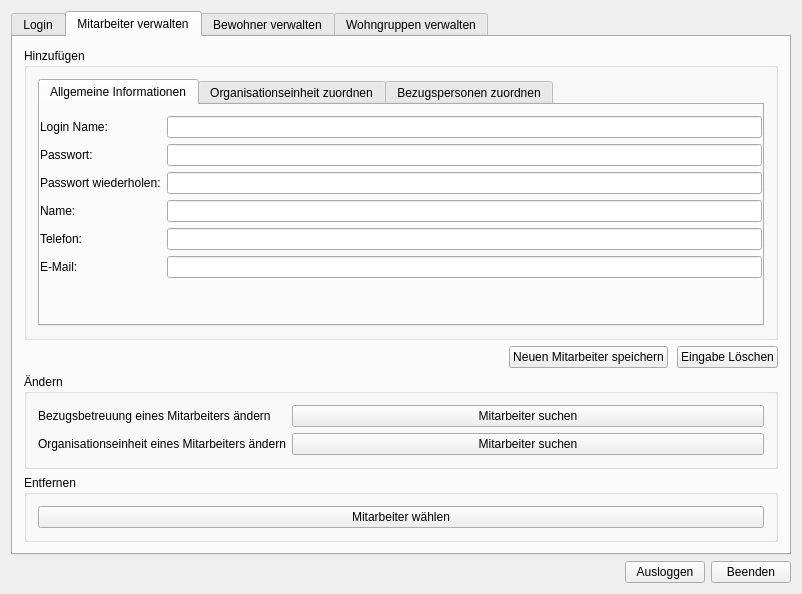
First picture: the form in AdminDialog/admindialog.ui, repository Robotregent/EBP, before the edit.
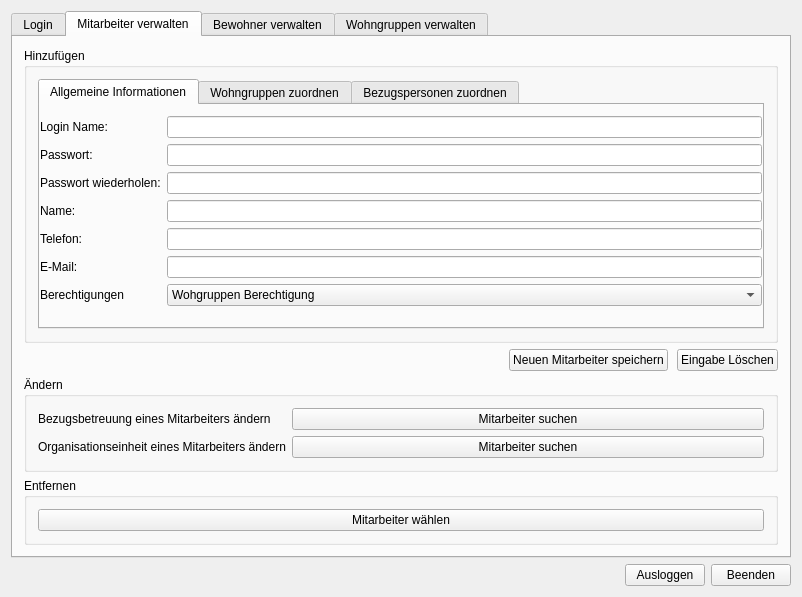
Second picture: the form after the edit. Icons and pictures are not drawn.

```diff
--- a/AdminDialog/admindialog.ui
+++ b/AdminDialog/admindialog.ui
@@ -7,7 +7,7 @@
     <x>0</x>
     <y>0</y>
     <width>802</width>
-    <height>594</height>
+    <height>597</height>
    </rect>
   </property>
   <property name="windowTitle">
@@ -235,6 +235,27 @@
                     <item row="5" column="1">
                      <widget class="QLineEdit" name="eMailLineEdit"/>
                     </item>
+                    <item row="6" column="0">
+                     <widget class="QLabel" name="berechtigungenLabel">
+                      <property name="text">
+                       <string>Berechtigungen</string>
+                      </property>
+                     </widget>
+                    </item>
+                    <item row="6" column="1">
+                     <widget class="QComboBox" name="BerechtigungenBox">
+                      <item>
+                       <property name="text">
+                        <string>Wohgruppen Berechtigung</string>
+                       </property>
+                      </item>
+                      <item>
+                       <property name="text">
+                        <string>Administrator Berechtigung</string>
+                       </property>
+                      </item>
+                     </widget>
+                    </item>
                    </layout>
                   </item>
                  </layout>
@@ -243,7 +264,7 @@
               </widget>
               <widget class="QWidget" name="tab_MA_O">
                <attribute name="title">
-                <string>Organisationseinheit zuordnen</string>
+                <string>Wohngruppen zuordnen</string>
                </attribute>
                <layout class="QVBoxLayout" name="verticalLayout_4">
                 <item>
```
Left out of the diff: 2 changed lines with no effect on the pictures.
